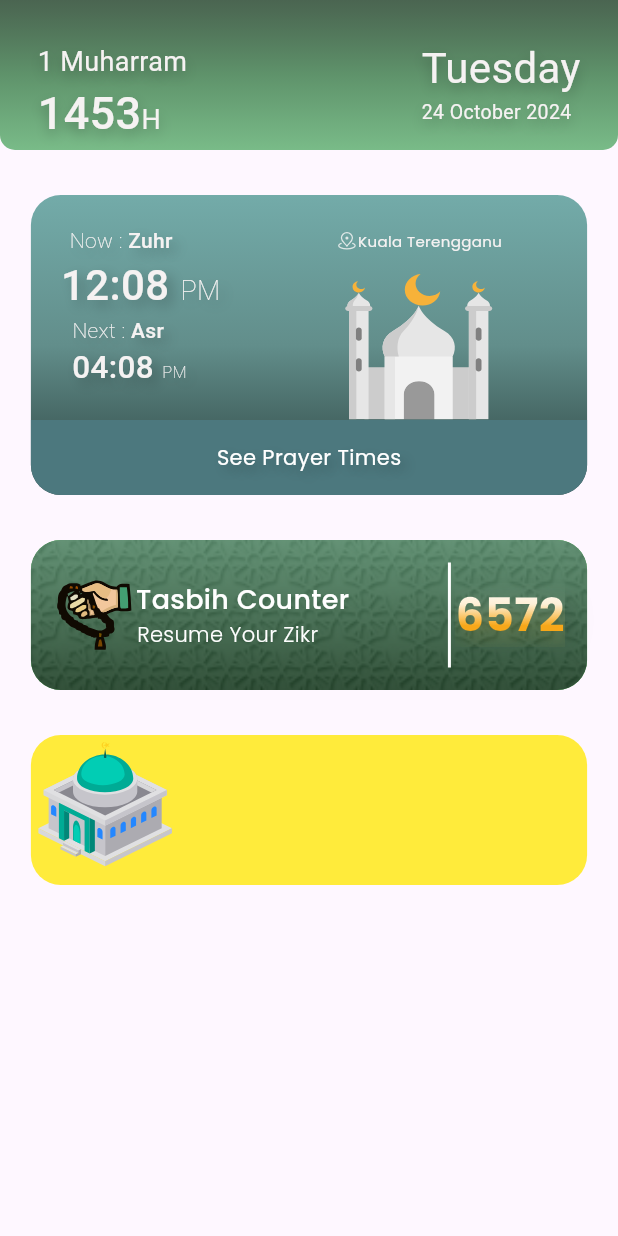
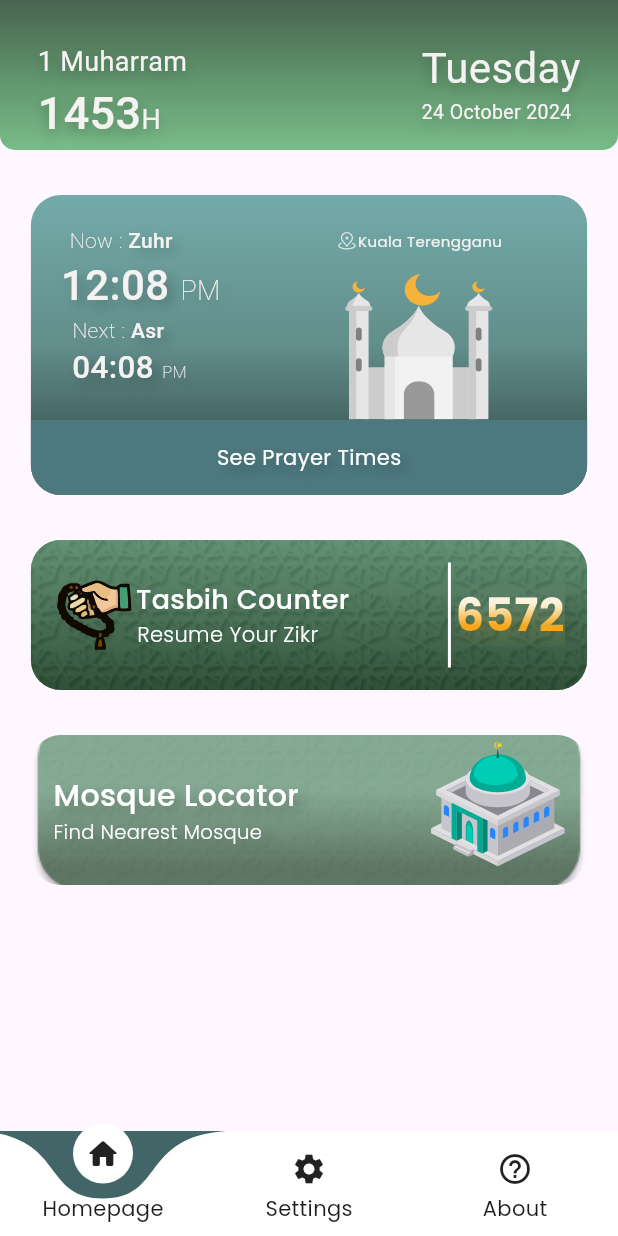
Before and after one commit to muazzzznabil/Muslim-Guider_flutter, a Flutter app: the screen it shows after launch, on a phone screen of 412 x 824 dp. Run offline on Flutter 3.47's test engine with Material 3 defaults, Android fonts, the phone set to English and light mode, and no system bars; drawn by our look-alikes of curved_labeled_navigation_bar; our stand-ins replace flutter_svg.

Commit message:
add botNavBar and homeIcon.svg

```diff
--- a/lib/pages/HomePage.dart
+++ b/lib/pages/HomePage.dart
@@ -1,8 +1,7 @@
-
-
-
 import 'dart:ui';
 
+import 'package:curved_labeled_navigation_bar/curved_navigation_bar.dart';
+import 'package:curved_labeled_navigation_bar/curved_navigation_bar_item.dart';
 import 'package:flutter/material.dart';
 import 'package:flutter/widgets.dart';
 import 'package:flutter_svg/flutter_svg.dart';
@@ -17,16 +16,14 @@ class HomePage extends StatefulWidget {
 }
 
 class _HomePageState extends State<HomePage> {
-
-  double widgetWidth ()=> MediaQuery.of(context).size.width*0.9;
+  double widgetWidth() => MediaQuery.of(context).size.width * 0.9;
 
   @override
   Widget build(BuildContext context) {
-
-    return  Scaffold(
-    appBar:PreferredSize(
+    return Scaffold(
+      appBar: PreferredSize(
         preferredSize: Size.fromHeight(100.00),
-      child:appBar(),
+        child: appBar(),
       ),
       body: Row(
         mainAxisAlignment: MainAxisAlignment.center,
@@ -39,14 +36,33 @@ class _HomePageState extends State<HomePage> {
               tasbihCounterWidget(),
               SizedBox(height: 30,),
               mosqueLocatorWidget(),
-
             ],
           ),
         ],
       ),
+      bottomNavigationBar: CurvedNavigationBar(
+        backgroundColor: Color(0xff426567),
+        items: [
+          CurvedNavigationBarItem(
+              child: Icon(Icons.home_rounded),
+              label: 'Homepage'
+          ),
+          CurvedNavigationBarItem(
+              child: Icon(Icons.settings),
+              label: 'Settings'
+          ),
+          CurvedNavigationBarItem(
+              child: Icon(Icons.help_outline),
+              label: 'About'
+          )
+        ],
+        // onTap: (index),
+
+      ),
+
+
     );
   }
-
 
   GestureDetector prayerTimeWidget() {
     // double widgetWidth = MediaQuery.of(context).size.width*0.9;
@@ -68,8 +84,7 @@ class _HomePageState extends State<HomePage> {
                 Color(0xff203935).withOpacity(0.94)
               ],
             ),
-          borderRadius: BorderRadius.circular(20)
-        ),
+            borderRadius: BorderRadius.circular(20)),
         child: Column(
           mainAxisAlignment: MainAxisAlignment.spaceBetween,
           children: [
@@ -89,35 +104,30 @@ class _HomePageState extends State<HomePage> {
                           children: [
                             Padding(
                               padding: const EdgeInsets.only(right: 26.0),
-                              child: Text.rich( //Now Zuhr
+                              child: Text.rich(
+                                  //Now Zuhr
                                   textAlign: TextAlign.start,
                                   TextSpan(
                                       text: 'Now : ',
                                       style: TextStyle(
                                           fontWeight: FontWeight.w200,
                                           color: Color(0xffF5F2F2),
-
                                           shadows: [
                                             Shadow(
-                                          color: Colors.black.withOpacity(0.25),
+                                                color: Colors.black
+                                                    .withOpacity(0.25),
                                                 blurRadius: 10,
-                                          offset: Offset(4,4)
-                                      )
-                                    ]
-                                  ),
+                                                offset: Offset(4, 4))
+                                          ]),
                                       children: <InlineSpan>[
                                         TextSpan(
                                             text: 'Zuhr',
                                             style: TextStyle(
                                               fontWeight: FontWeight.w500,
-                                      )
-                                  )
-                                  ]
-                                )
+                                            ))
+                                      ])),
                             ),
-                            ),
-
-                            Text.rich( // 12:08 PM
+                            Text.rich(// 12:08 PM
                                 TextSpan(
                                     text: '12:08 ',
                                     style: TextStyle(
@@ -126,27 +136,21 @@ class _HomePageState extends State<HomePage> {
                                         fontSize: 28,
                                         shadows: [
                                           Shadow(
-                                              color: Colors.black.withOpacity(0.25),
+                                              color: Colors.black
+                                                  .withOpacity(0.25),
                                               blurRadius: 10,
-                                              offset: Offset(4,4)
-                                          )
-                                        ]
-                                    ),
+                                              offset: Offset(4, 4))
+                                        ]),
                                     children: <InlineSpan>[
                                   TextSpan(
                                       text: 'PM',
                                       style: TextStyle(
                                           fontWeight: FontWeight.w200,
-                                            fontSize: 18
-                                          )
-                                      )
-                                    ]
-                                )
-                            ),
-
+                                          fontSize: 18))
+                                ])),
                             Padding(
                               padding: const EdgeInsets.only(right: 30.0),
-                              child: Text.rich( //Next : Asr
+                              child: Text.rich(//Next : Asr
                                   TextSpan(
                                       text: 'Next : ',
                                       style: TextStyle(
@@ -154,27 +158,22 @@ class _HomePageState extends State<HomePage> {
                                           color: Color(0xffF5F2F2),
                                           shadows: [
                                             Shadow(
-                                                color: Colors.black.withOpacity(0.25),
+                                                color: Colors.black
+                                                    .withOpacity(0.25),
                                                 blurRadius: 10,
-                                                offset: Offset(4,4)
-                                            )
-                                          ]
-                                      ),
+                                                offset: Offset(4, 4))
+                                          ]),
                                       children: <InlineSpan>[
                                     TextSpan(
                                         text: 'Asr',
                                         style: TextStyle(
                                           fontWeight: FontWeight.w500,
-                                            )
-                                        )
-                                      ]
-                                  )
+                                        ))
+                                  ])),
                             ),
-                            ),
-
                             Padding(
                               padding: const EdgeInsets.only(right: 15.0),
-                              child: Text.rich( // 04:08 PM
+                              child: Text.rich(// 04:08 PM
                                   TextSpan(
                                       text: '04:08 ',
                                       style: TextStyle(
@@ -183,23 +182,18 @@ class _HomePageState extends State<HomePage> {
                                           fontSize: 21,
                                           shadows: [
                                             Shadow(
-                                                color: Colors.black.withOpacity(0.25),
+                                                color: Colors.black
+                                                    .withOpacity(0.25),
                                                 blurRadius: 10,
-                                                offset: Offset(4,4)
-                                            )
-                                          ]
-                                      ),
+                                                offset: Offset(4, 4))
+                                          ]),
                                       children: <InlineSpan>[
                                     TextSpan(
                                         text: 'PM',
                                         style: TextStyle(
                                             fontWeight: FontWeight.w200,
-                                                fontSize: 11
-                                            )
-                                        )
-                                      ]
-                                  )
-                              ),
+                                            fontSize: 11))
+                                  ])),
                             ),
                           ],
                         ),
@@ -212,18 +206,19 @@ class _HomePageState extends State<HomePage> {
 
                   children: [
                     Padding(
-                      padding: const EdgeInsets.only(top: 23,bottom: 15.0),
+                      padding: const EdgeInsets.only(top: 23, bottom: 15.0),
                       child: Row(
                         children: [
                           // SvgPicture.asset('assets/icons/map-pin-white.svg',width: 15,),
-                          SvgPicture.asset('assets/icons/map-pin-white.svg',width: 15,),
+                          SvgPicture.asset(
+                            'assets/icons/map-pin-white.svg',
+                            width: 15,
+                          ),
 
                           Text(
                             'Kuala Terengganu',
                             style: TextStyle(
-                              fontSize: 10,
-                              color: Color(0xffF5F2F2)
-                            ),
+                                fontSize: 10, color: Color(0xffF5F2F2)),
                           )
                         ],
                       ),
@@ -241,22 +236,19 @@ class _HomePageState extends State<HomePage> {
               child: Center(
                 child: Text(
                   'See Prayer Times',
-                  style: TextStyle(
-                    color: Colors.white,
-                      shadows: [
+                  style: TextStyle(color: Colors.white, shadows: [
                     Shadow(
                         color: Colors.black.withOpacity(0.25),
                         blurRadius: 10,
-                            offset: Offset(4,4)
-                        )
-                      ]
-                  ),
+                        offset: Offset(4, 4))
+                  ]),
                 ),
               ),
               decoration: BoxDecoration(
                   color: Color(0xff4c787e),
-                borderRadius: BorderRadius.only(bottomRight: Radius.circular(20),bottomLeft: Radius.circular(20))
-              ),
+                  borderRadius: BorderRadius.only(
+                      bottomRight: Radius.circular(20),
+                      bottomLeft: Radius.circular(20))),
             )
           ],
         ),
@@ -275,11 +267,9 @@ class _HomePageState extends State<HomePage> {
           decoration: BoxDecoration(
               image: DecorationImage(
                   image: AssetImage('assets/background/background2.png'),
-                fit: BoxFit.cover
-            ),
+                  fit: BoxFit.cover),
               color: Colors.green,
-          borderRadius: BorderRadius.circular(20)
-        ),
+              borderRadius: BorderRadius.circular(20)),
           child: Padding(
             padding: const EdgeInsets.all(15.0),
             child: Row(
@@ -288,7 +278,10 @@ class _HomePageState extends State<HomePage> {
               children: [
                 Row(
                   children: [
-                  SvgPicture.asset('assets/icons/tasbih2.svg',width: 55,),
+                    SvgPicture.asset(
+                      'assets/icons/tasbih2.svg',
+                      width: 55,
+                    ),
                     Column(
                       mainAxisAlignment: MainAxisAlignment.center,
                       children: [
@@ -297,20 +290,16 @@ class _HomePageState extends State<HomePage> {
                           style: TextStyle(
                               color: Colors.white,
                               fontWeight: FontWeight.w500,
-                          fontSize: 18
-                        ),
+                              fontSize: 18),
                         ),
                         Padding(
                           padding: const EdgeInsets.only(right: 20.0),
-                        child: Text(
-                            'Resume Your Zikr',
+                          child: Text('Resume Your Zikr',
                               style: TextStyle(
                                 color: Colors.white,
                                 fontWeight: FontWeight.w200,
                                 fontSize: 14,
-
-                            )
-                        ),
+                              )),
                         )
                       ],
                     ),
@@ -318,9 +307,14 @@ class _HomePageState extends State<HomePage> {
                 ),
                 Row(
                   children: [
-                  VerticalDivider(width: 8,thickness: 2,color: Colors.white,),
+                    VerticalDivider(
+                      width: 8,
+                      thickness: 2,
+                      color: Colors.white,
+                    ),
                     ShaderMask(
-                    blendMode: BlendMode.srcIn,shaderCallback: (bounds) => LinearGradient(
+                      blendMode: BlendMode.srcIn,
+                      shaderCallback: (bounds) => LinearGradient(
                         begin: Alignment.topCenter,
                         end: Alignment.bottomCenter,
                         colors: [
@@ -337,15 +331,14 @@ class _HomePageState extends State<HomePage> {
                         style: TextStyle(
                             fontSize: 30,
                             fontWeight: FontWeight.w600,
-                        color: Colors.black, // Use a base color (white is recommended)
+                            color: Colors
+                                .black, // Use a base color (white is recommended)
                             shadows: [
                               Shadow(
                                   color: Colors.black.withOpacity(0.25),
                                   blurRadius: 20,
-                                offset: Offset(4,4)
-                            )
-                          ]
-                      ),
+                                  offset: Offset(4, 4))
+                            ]),
                       ),
                     )
 
@@ -368,8 +361,7 @@ class _HomePageState extends State<HomePage> {
                 )
               ],
             ),
-        )
-      ),
+          )),
     );
   }
 
@@ -382,92 +374,60 @@ class _HomePageState extends State<HomePage> {
         height: 100,
         width: widgetWidth(),
         decoration: BoxDecoration(
-
-            color: Colors.yellow,
-            borderRadius: BorderRadius.circular(20)
+            image: DecorationImage(
+                image: AssetImage('assets/background/background3.png'),
+                fit: BoxFit.cover),
+            // color: Colors.yellow,
+            borderRadius: BorderRadius.circular(20)),
+        child: Padding(
+          padding: const EdgeInsets.only(right: 10.0, left: 15),
+          child: Row(
+            mainAxisAlignment: MainAxisAlignment.spaceBetween,
+            children: [
+              Column(
+                mainAxisAlignment: MainAxisAlignment.center,
+                crossAxisAlignment: CrossAxisAlignment.start,
+                children: [
+                  Text(
+                    'Mosque Locator',
+                    style: TextStyle(
+                        fontWeight: FontWeight.w500,
+                        color: Colors.white,
+                        fontSize: 20,
+                        shadows: [
+                          Shadow(
+                              color: Colors.black.withOpacity(0.25),
+                              blurRadius: 10,
+                              offset: Offset(4, 4))
+                        ]),
                   ),
-        child: Row(
-         children: [
-           Column(),
+                  Text(
+                    'Find Nearest Mosque',
+                    style: TextStyle(
+                        color: Colors.white,
+                        fontWeight: FontWeight.w300,
+                        fontSize: 13,
+                        shadows: [
+                          Shadow(
+                              color: Colors.black.withOpacity(0.25),
+                              blurRadius: 10,
+                              offset: Offset(4, 4))
+                        ]),
+                  )
+                ],
+              ),
               SvgPicture.asset('assets/icons/mosque-islam2.svg')
             ],
+          ),
         ),
       ),
     );
   }
 
-  AppBar appBar() { //KIV
+  AppBar appBar() {
+    //KIV
     return AppBar(
       flexibleSpace: Container(
-        child: Row(
-          mainAxisAlignment: MainAxisAlignment.spaceBetween,
-          children: [
-            Padding(
-              padding: const EdgeInsets.only(left: 25.0,top: 25),
-              // child: Text('1 Muharram\n1435H'),
-              child: Text.rich(
-                TextSpan(
-                  text: '1 Muharram\n',
-                  style: TextStyle(
-                    color: Color(0xfff5f2f2),
-                    fontSize: 18,
-                    shadows: [
-                      Shadow(
-                        color: Colors.black.withOpacity(0.25),
-                        blurRadius: 10,
-                        offset: Offset(0,4)
-                      )
-                    ]
-                  ),
-                  children: <InlineSpan>[
-                    TextSpan(
-                      text: '1453',
-                      style: TextStyle(
-                        fontSize: 30,
-                        fontWeight: FontWeight.w500,
-                          shadows: [
-                      Shadow(
-                      color: Colors.black.withOpacity(0.25),
-                        blurRadius: 10,
-                        offset: Offset(0,4)
-                    )
-                  ]
-                      )
-                    ),
-                    TextSpan(text: 'H')
-                  ]
-                )
-              ),
-            ),
-            Padding(
-              padding: const EdgeInsets.only(right: 25.0,top: 10),
-              child: Text.rich(
-                  TextSpan(
-                    text: 'Tuesday\n',
-                    style: TextStyle(
-                      fontSize: 28,
-                        color: Color(0xfff5f2f2),
-                        shadows: [
-                    Shadow(
-                    color: Colors.black.withOpacity(0.25),
-                      blurRadius: 10,
-                      offset: Offset(0,4)
-                  )
-                  ]
-                    ),
-                    children: <InlineSpan>[
-                      TextSpan(
-                        text: '24 October 2024',
-                        style: TextStyle(
-                          fontSize: 13
-                        )
-                      )
-                    ]
-                  )
-              ),
-            )
-          ],
-        ),
         height: 250,
         decoration: BoxDecoration(
             gradient: LinearGradient(
@@ -479,7 +439,60 @@ class _HomePageState extends State<HomePage> {
                 Color(0xff79BB88)
               ],
             ),
-          borderRadius: BorderRadius.only( bottomLeft: Radius.circular(10),bottomRight: Radius.circular(10))
+            borderRadius: BorderRadius.only(
+                bottomLeft: Radius.circular(10),
+                bottomRight: Radius.circular(10))),
+        child: Row(
+          mainAxisAlignment: MainAxisAlignment.spaceBetween,
+          children: [
+            Padding(
+              padding: const EdgeInsets.only(left: 25.0, top: 25),
+              // child: Text('1 Muharram\n1435H'),
+              child: Text.rich(TextSpan(
+                  text: '1 Muharram\n',
+                  style: TextStyle(
+                      color: Color(0xfff5f2f2),
+                      fontSize: 18,
+                      shadows: [
+                        Shadow(
+                            color: Colors.black.withOpacity(0.25),
+                            blurRadius: 10,
+                            offset: Offset(0, 4))
+                      ]),
+                  children: <InlineSpan>[
+                    TextSpan(
+                        text: '1453',
+                        style: TextStyle(
+                            fontSize: 30,
+                            fontWeight: FontWeight.w500,
+                            shadows: [
+                              Shadow(
+                                  color: Colors.black.withOpacity(0.25),
+                                  blurRadius: 10,
+                                  offset: Offset(0, 4))
+                            ])),
+                    TextSpan(text: 'H')
+                  ])),
+            ),
+            Padding(
+              padding: const EdgeInsets.only(right: 25.0, top: 10),
+              child: Text.rich(TextSpan(
+                  text: 'Tuesday\n',
+                  style: TextStyle(
+                      fontSize: 28,
+                      color: Color(0xfff5f2f2),
+                      shadows: [
+                        Shadow(
+                            color: Colors.black.withOpacity(0.25),
+                            blurRadius: 10,
+                            offset: Offset(0, 4))
+                      ]),
+                  children: <InlineSpan>[
+                    TextSpan(
+                        text: '24 October 2024', style: TextStyle(fontSize: 13))
+                  ])),
+            )
+          ],
         ),
       ),
     );
--- a/pubspec.yaml
+++ b/pubspec.yaml
@@ -37,7 +37,7 @@ dependencies:
   cupertino_icons: ^1.0.6
   flutter_svg: ^2.0.10+1
   flutter_svg_provider: ^1.0.3
-
+  curved_labeled_navigation_bar: ^2.0.2
 
 dev_dependencies:
   flutter_test:
```
Also changed, not shown: assets/icons/homeIcon.svg (added), pubspec.lock. Lines whose indentation alone changed are shown as unchanged.
